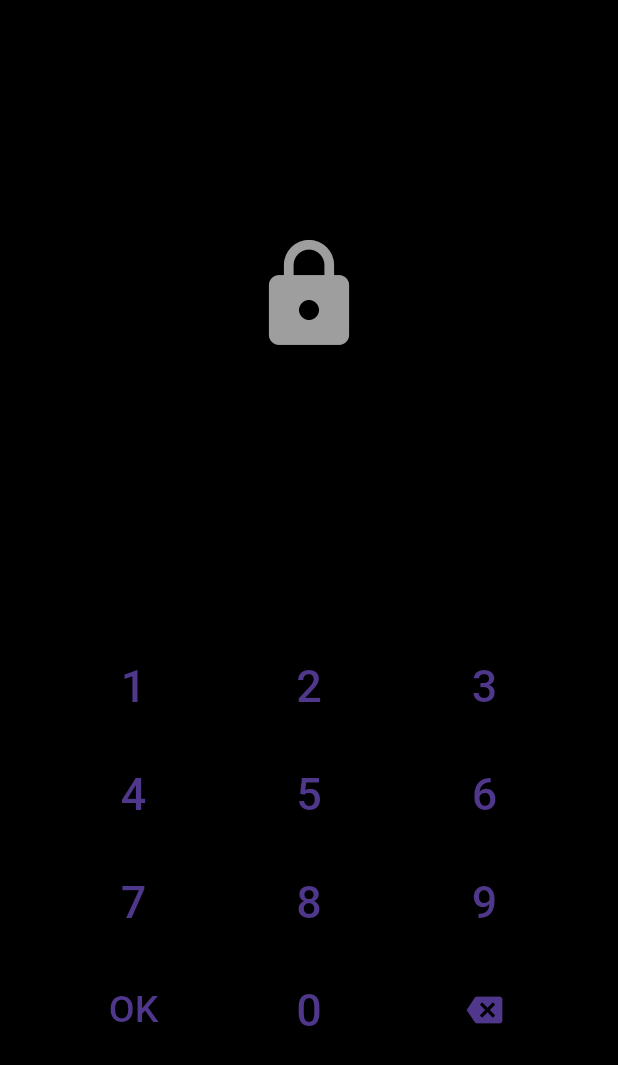
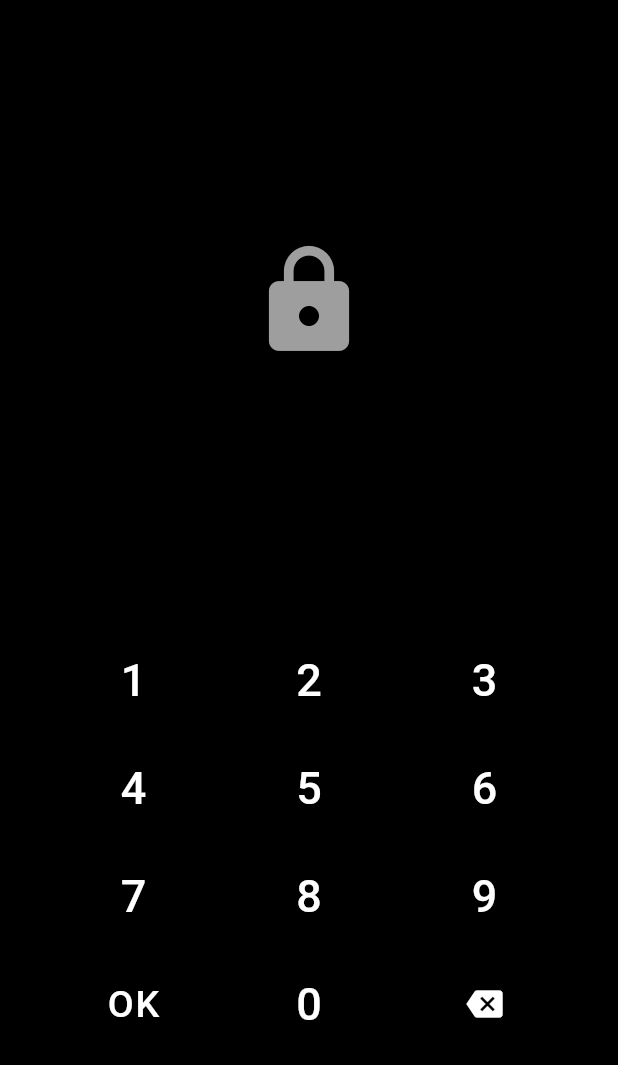
Before and after one commit to RakhmatovSanjarbek/Telegraph-clon, a Flutter app: the MyAppBar screen opened directly, after a tap on an icon or button, on a phone screen of 412 x 824 dp. Shown: the top 1065 px of the screen. Run offline on Flutter 3.47's test engine with Material 3 defaults, Android fonts, the light colour scheme and no system bars.

Commit message:
first updated

```diff
--- a/lib/jildlar/bots_body.dart
+++ b/lib/jildlar/bots_body.dart
@@ -109,6 +109,7 @@ class BotsBody extends StatelessWidget {
           }),
     );
   }
+  // ignore: non_constant_identifier_names
   Widget NewBots(NewMessage news){
     return Container(
       margin: const EdgeInsets.symmetric(horizontal: 10.0, vertical: 10.0),
--- a/lib/jildlar/cannel_body.dart
+++ b/lib/jildlar/cannel_body.dart
@@ -181,6 +181,7 @@ class ChannelBody extends StatelessWidget {
           }),
     );
   }
+  // ignore: non_constant_identifier_names
   Widget NewChannel(NewMessage news){
     return Container(
       margin: const EdgeInsets.symmetric(horizontal: 10.0, vertical: 10.0),
--- a/lib/jildlar/group_body.dart
+++ b/lib/jildlar/group_body.dart
@@ -384,6 +384,7 @@ class GroupBody extends StatelessWidget {
           }),
     );
   }
+  // ignore: non_constant_identifier_names
   Widget Group(NewMessage news){
     return Container(
       margin: const EdgeInsets.symmetric(horizontal: 10.0, vertical: 10.0),
--- a/lib/jildlar/message_body.dart
+++ b/lib/jildlar/message_body.dart
@@ -1,7 +1,8 @@
-import 'package:flutter/cupertino.dart';
 import 'package:flutter/material.dart';
 
 class Message extends StatelessWidget {
+  const Message({super.key});
+
   @override
   Widget build(BuildContext context) {
     return Container(
@@ -10,13 +11,14 @@ class Message extends StatelessWidget {
           itemCount: 30,
           itemBuilder: (BuildContext context, int index) {
             return Container(
+              margin: const EdgeInsets.symmetric(horizontal: 10.0,vertical: 10.0),
               child: Column(
                   children:[ Row(
                     mainAxisAlignment: MainAxisAlignment.spaceBetween,
                     children: [
                       Row(
                         children: [
-                          CircleAvatar(
+                          const CircleAvatar(
                             child: CircleAvatar(
                               radius: 125.0,
                               backgroundImage: AssetImage("images/p1.jpg"),
@@ -24,7 +26,9 @@ class Message extends StatelessWidget {
                           ),
                           Row(
                               children: [Container(
-                                child: Row(
+                                margin: const EdgeInsets
+                                    .symmetric(horizontal: 25.0),
+                                child: const Row(
 
                                   children: [Column(
                                     children: [
@@ -35,8 +39,6 @@ class Message extends StatelessWidget {
                                   ),
                                   ],
                                 ),
-                                margin: EdgeInsets
-                                    .symmetric(horizontal: 25.0),
                               ),
                               ]
                           ),
@@ -46,18 +48,16 @@ class Message extends StatelessWidget {
 
                         children: [
                           Icon(Icons.task_alt,color: Colors.blue.shade600),
-                          SizedBox(width: 5.0,),
+                          const SizedBox(width: 5.0,),
                           Text("20:12",style: TextStyle(color: Colors.grey.shade600),)
                         ],
                       ),
                     ],
 
                   ),
-                    Divider(thickness: 1.0,color: Colors.black,)
+                    const Divider(thickness: 1.0,color: Colors.black,)
                   ]
               ),
-
-              margin: EdgeInsets.symmetric(horizontal: 10.0,vertical: 10.0),
 
             );
           }),
--- a/lib/jildlar/not_message_body.dart
+++ b/lib/jildlar/not_message_body.dart
@@ -174,6 +174,7 @@ class NotMessage extends StatelessWidget {
     );
   }
 
+  // ignore: non_constant_identifier_names
   Widget NewNotMessage(NewMessage news) {
     return Container(
       margin: const EdgeInsets.symmetric(horizontal: 10.0, vertical: 10.0),
--- a/lib/jildlar/user_body.dart
+++ b/lib/jildlar/user_body.dart
@@ -306,6 +306,7 @@ class UsersBody extends StatelessWidget {
     );
   }
 
+  // ignore: non_constant_identifier_names
   Widget NewItem(NewMessage news) {
     return Container(
       margin: const EdgeInsets.symmetric(horizontal: 10.0, vertical: 10.0),
--- a/lib/main.dart
+++ b/lib/main.dart
@@ -1,18 +1,21 @@
-import 'package:flutter/cupertino.dart';
 import 'package:flutter/material.dart';
 
 import 'package:telegraph/screens/sign_in.dart';
 
 void main(){
-  runApp(App());
+  runApp(const App());
 }
 
 class App extends StatelessWidget {
+  const App({super.key});
+
   @override
   Widget build(BuildContext context) {
     return MaterialApp(
       debugShowCheckedModeBanner: false,
-      home: PinCode(
+      home: const PinCode(),
+      theme: ThemeData(
+        useMaterial3: false
       ),
     );
   }
--- a/lib/screens/drawer/my_drawer_body.dart
+++ b/lib/screens/drawer/my_drawer_body.dart
@@ -63,8 +63,8 @@ class _DrawerBodyState extends State<DrawerBody> {
                       ),
                     ],
                   ),
-                  Row(
-                    children: const[
+                  const Row(
+                    children: [
                       Icon(Icons.settings_outlined,color: Colors.white,size: 24.0,)
                     ],
                   )
@@ -112,19 +112,19 @@ class _DrawerBodyState extends State<DrawerBody> {
                       ),
                     ],
                   ),
-                  Row(
-                    children: const[
+                  const Row(
+                    children: [
                       Icon(Icons.settings_outlined,color: Colors.white,size: 24.0,)
                     ],
                   )
                 ],
               ),
               const SizedBox(height: 8.0,),
-              Row(
+              const Row(
                 mainAxisAlignment: MainAxisAlignment.spaceBetween,
                 children: [
                   Row(
-                    children: const [
+                    children: [
                       SizedBox(width: 4.0,),
                       Icon(CupertinoIcons.add,color: Colors.grey,size: 30.0,),
                       SizedBox(width: 14.0,),
@@ -145,8 +145,8 @@ class _DrawerBodyState extends State<DrawerBody> {
           width: double.infinity,
           height: 48.0,
           // color: Colors.blue,
-          child: Row(
-            children: const [
+          child: const Row(
+            children: [
               Icon(
                 Icons.folder,
                 color: Colors.white,
@@ -166,8 +166,8 @@ class _DrawerBodyState extends State<DrawerBody> {
           width: double.infinity,
           height: 48.0,
           // color: Colors.blue,
-          child: Row(
-            children: const [
+          child: const Row(
+            children: [
               Icon(
                 Icons.file_download_outlined,
                 color: Colors.white,
@@ -187,8 +187,8 @@ class _DrawerBodyState extends State<DrawerBody> {
           width: double.infinity,
           height: 48.0,
           // color: Colors.blue,
-          child: Row(
-            children: const [
+          child: const Row(
+            children: [
               Icon(
                 CupertinoIcons.paperclip,
                 color: Colors.white,
@@ -208,8 +208,8 @@ class _DrawerBodyState extends State<DrawerBody> {
           width: double.infinity,
           height: 48.0,
           // color: Colors.blue,
-          child: Row(
-            children: const [
+          child: const Row(
+            children: [
               Icon(
                 CupertinoIcons.cube_fill,
                 color: Colors.white,
@@ -229,8 +229,8 @@ class _DrawerBodyState extends State<DrawerBody> {
           width: double.infinity,
           height: 48.0,
           // color: Colors.blue,
-          child: Row(
-            children: const [
+          child: const Row(
+            children: [
               Icon(
                 CupertinoIcons.clock,
                 color: Colors.white,
@@ -250,8 +250,8 @@ class _DrawerBodyState extends State<DrawerBody> {
           width: double.infinity,
           height: 48.0,
           // color: Colors.blue,
-          child: Row(
-            children: const [
+          child: const Row(
+            children: [
               Icon(
                 Icons.messenger_outline,
                 color: Colors.white,
@@ -272,11 +272,11 @@ class _DrawerBodyState extends State<DrawerBody> {
           width: double.infinity,
           height: 48.0,
           // color: Colors.blue,
-          child: Row(
+          child: const Row(
             mainAxisAlignment: MainAxisAlignment.spaceBetween,
             children:  [
               Row(
-                children: const [
+                children: [
                   Icon(
                     Icons.folder,
                     color: Colors.white,
@@ -292,7 +292,7 @@ class _DrawerBodyState extends State<DrawerBody> {
                 ],
               ),
               Row(
-                children: const [
+                children: [
                   Icon(Icons.expand_more,color: Colors.white,)
                 ],
               ),
@@ -308,8 +308,8 @@ class _DrawerBodyState extends State<DrawerBody> {
           child: Row(
             mainAxisAlignment: MainAxisAlignment.spaceBetween,
             children:  [
-              Row(
-                children: const [
+              const Row(
+                children: [
                   Icon(
                     Icons.person_outline,
                     color: Colors.white,
@@ -345,8 +345,8 @@ class _DrawerBodyState extends State<DrawerBody> {
           child: Row(
             mainAxisAlignment: MainAxisAlignment.spaceBetween,
             children:  [
-              Row(
-                children: const [
+              const Row(
+                children: [
                   Icon(
                     Icons.person_add_alt_outlined,
                     color: Colors.white,
@@ -380,8 +380,8 @@ class _DrawerBodyState extends State<DrawerBody> {
           width: double.infinity,
           height: 48.0,
           // color: Colors.blue,
-          child: Row(
-            children: const [
+          child: const Row(
+            children: [
               Icon(
                 Icons.location_on_outlined,
                 color: Colors.white,
@@ -401,8 +401,8 @@ class _DrawerBodyState extends State<DrawerBody> {
           width: double.infinity,
           height: 48.0,
           // color: Colors.blue,
-          child: Row(
-            children: const [
+          child: const Row(
+            children: [
               Icon(
                 CupertinoIcons.person_alt,
                 color: Colors.white,
@@ -422,8 +422,8 @@ class _DrawerBodyState extends State<DrawerBody> {
           width: double.infinity,
           height: 48.0,
           // color: Colors.blue,
-          child: Row(
-            children: const [
+          child: const Row(
+            children: [
               Icon(
                 CupertinoIcons.phone,
                 color: Colors.white,
@@ -444,8 +444,8 @@ class _DrawerBodyState extends State<DrawerBody> {
           width: double.infinity,
           height: 48.0,
           // color: Colors.blue,
-          child: Row(
-            children: const [
+          child: const Row(
+            children: [
               Icon(
                 Icons.settings_outlined,
                 color: Colors.white,
@@ -465,8 +465,8 @@ class _DrawerBodyState extends State<DrawerBody> {
           width: double.infinity,
           height: 48.0,
           // color: Colors.blue,
-          child: Row(
-            children: const [
+          child: const Row(
+            children: [
               Icon(
                 CupertinoIcons.settings,
                 color: Colors.white,
@@ -486,8 +486,8 @@ class _DrawerBodyState extends State<DrawerBody> {
           width: double.infinity,
           height: 48.0,
           // color: Colors.blue,
-          child: Row(
-            children: const [
+          child: const Row(
+            children: [
               Icon(
                 CupertinoIcons.paintbrush,
                 color: Colors.white,
@@ -507,8 +507,8 @@ class _DrawerBodyState extends State<DrawerBody> {
           width: double.infinity,
           height: 48.0,
           // color: Colors.blue,
-          child: Row(
-            children: const [
+          child: const Row(
+            children: [
               Icon(
                 Icons.person_add_outlined,
                 color: Colors.white,
@@ -528,8 +528,8 @@ class _DrawerBodyState extends State<DrawerBody> {
           width: double.infinity,
           height: 48.0,
           // color: Colors.blue,
-          child: Row(
-            children: const [
+          child: const Row(
+            children: [
               Icon(
                 CupertinoIcons.info,
                 color: Colors.white,
@@ -549,8 +549,8 @@ class _DrawerBodyState extends State<DrawerBody> {
           width: double.infinity,
           height: 48.0,
           // color: Colors.blue,
-          child: Row(
-            children: const [
+          child: const Row(
+            children: [
               Icon(
                 Icons.person_off,
                 color: Colors.white,
@@ -566,12 +566,12 @@ class _DrawerBodyState extends State<DrawerBody> {
           ),
         ),
         const SizedBox(height: 8.0,),
-        SizedBox(
+        const SizedBox(
           width: double.infinity,
           height: 50.0,
           // color: Colors.blue,
           child: Column(
-            children: const [
+            children: [
               Text("Android uchun Telegraph vT9.54-P10.8 (3227)",style: TextStyle(color: Colors.grey,fontSize: 12.0),),
               Text("store bundled arm64-8a",style: TextStyle(color: Colors.grey,fontSize: 12.0),),
             ],
--- a/lib/screens/drawer/my_drawer_header.dart
+++ b/lib/screens/drawer/my_drawer_header.dart
@@ -9,6 +9,7 @@ class MyDrawerHeader extends StatefulWidget {
 
 class _MyDrawerHeaderState extends State<MyDrawerHeader> {
 
+  // ignore: non_constant_identifier_names
   final bool _KunToTun = true;
 
   @override
@@ -83,24 +84,24 @@ class _MyDrawerHeaderState extends State<MyDrawerHeader> {
               ),
             ],
           ),
-          Row(
+          const Row(
             mainAxisAlignment: MainAxisAlignment.spaceBetween,
             children: [
               Column(
                 children: [
                   Row(
-                    children: const [
+                    children: [
                       Text(
                         'Санжарбек',
                         style: TextStyle(color: Colors.white, fontSize: 17),
                       ),
                     ],
                   ),
-                  const SizedBox(
+                  SizedBox(
                     height: 5.0,
                   ),
                   Row(
-                    children: const [
+                    children: [
                       Text(
                         '+998908856603',
                         style: TextStyle(fontSize: 13.0, color: Colors.grey),
@@ -110,7 +111,7 @@ class _MyDrawerHeaderState extends State<MyDrawerHeader> {
                 ],
               ),
               Row(
-                children: const [
+                children: [
                   Icon(
                     Icons.expand_more,
                     color: Colors.white,
--- a/lib/screens/sign_in.dart
+++ b/lib/screens/sign_in.dart
@@ -5,6 +5,7 @@ class PinCode extends StatefulWidget {
   const PinCode({super.key});
 
   @override
+  // ignore: library_private_types_in_public_api
   _PinCodeState createState() => _PinCodeState();
 }
 
@@ -27,11 +28,6 @@ class _PinCodeState extends State<PinCode> {
     });
   }
 
-  void _handleClear() {
-    setState(() {
-      _pinCode = "";
-    });
-  }
 
   void _handleOk() {
     if (_pinCode == "2003") {
@@ -102,12 +98,12 @@ class _PinCodeState extends State<PinCode> {
             child: Column(
               mainAxisAlignment: MainAxisAlignment.center,
               children: <Widget>[
-                Column(
-                  children: const [
+                const Column(
+                  children: [
                     Icon(Icons.lock,size: 80.0,color: Colors.grey,)
                   ],
                 ),
-                SizedBox(height: 100.0,),
+                const SizedBox(height: 100.0,),
                 Text(
                   _pinCode,
                   style: const TextStyle(fontSize: 30.0,color: Colors.grey),
@@ -161,7 +157,7 @@ class _PinCodeState extends State<PinCode> {
   Widget _buildNumberButton(String number) {
     return FloatingActionButton(
       backgroundColor: Colors.black,
-      child: Text(number,style: TextStyle(fontSize: 30.0),),
+      child: Text(number,style: const TextStyle(fontSize: 30.0),),
       onPressed: () => _handleClick(number),
     );
   }
```
